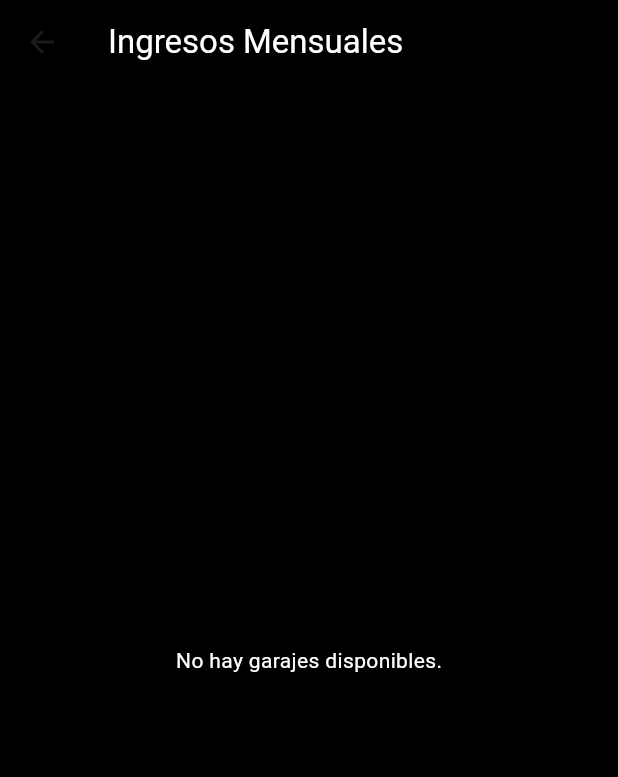
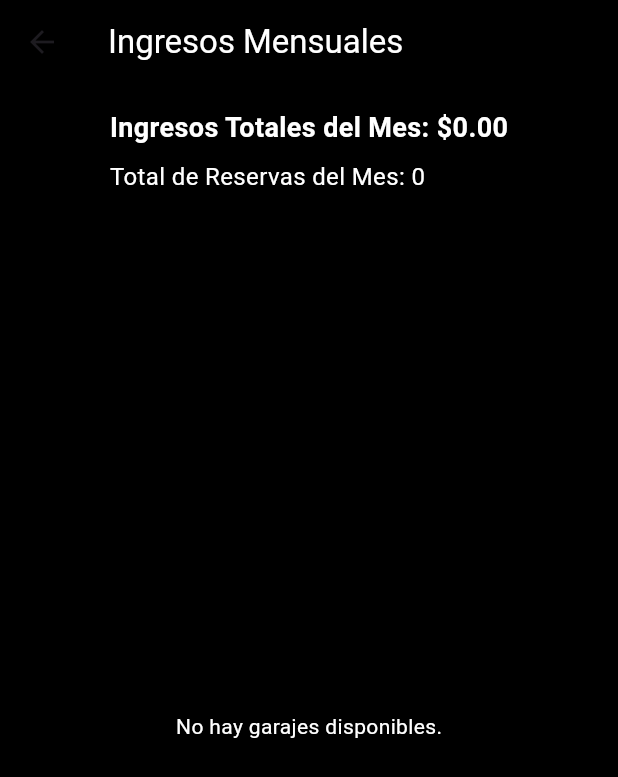
Before and after one commit to nitoxxic/e-garage-proveedor, a Flutter app: the Ingresos screen opened directly, on a phone screen of 412 x 824 dp. Shown: the top 777 px of the screen. Run offline on Flutter 3.47's test engine with Material 3 defaults, Android fonts, the phone set to English and light mode, and no system bars; our stand-ins replace bloc, cloud_firestore, equatable, firebase_auth, firebase_core, firebase_messaging and 10 more; accounts and stored records are empty.

Commit message:
Agregado total mensual en ingresos

```diff
--- a/lib/screens/ingresos.dart
+++ b/lib/screens/ingresos.dart
@@ -8,14 +8,14 @@ import 'package:flutter_riverpod/flutter_riverpod.dart';
 class Ingresos extends ConsumerWidget {
   Ingresos({super.key});
 
-
   final FirebaseFirestore _db = FirebaseFirestore.instance;
 
-  // Método para obtener los garages
   Stream<List<Garage>> _getGarages(String id) {
-  return _db.collection('garages')
+    return _db
+        .collection('garages')
         .where('idAdmin', isEqualTo: id)
-  .snapshots().map((querySnapshot) {
+        .snapshots()
+        .map((querySnapshot) {
       return querySnapshot.docs.map((doc) {
         var data = doc.data();
         return Garage(
@@ -26,15 +26,48 @@ class Ingresos extends ConsumerWidget {
             latitude: data['latitude'] ?? 0.0,
             longitude: data['longitude'] ?? 0.0,
             imageUrl: data['imageUrl'] ?? 'imagen no disponible',
-        idAdmin: data['idAmin'] ?? 'Garage sin relacion'
-      );
+            idAdmin: data['idAmin'] ?? 'Garage sin relacion');
       }).toList();
     });
+  }
+
+  Future<Map<String, dynamic>> _calcularIngresosTotales(String adminId) async {
+    DateTime now = DateTime.now();
+    DateTime startOfMonth = DateTime(now.year, now.month, 1);
+    DateTime endOfMonth =
+        DateTime(now.year, now.month + 1, 1).subtract(const Duration(days: 1));
+
+    double ingresosTotales = 0.0;
+    int totalReservas = 0;
+
+    QuerySnapshot garagesSnapshot = await _db
+        .collection('garages')
+        .where('idAdmin', isEqualTo: adminId)
+        .get();
+
+    for (var garageDoc in garagesSnapshot.docs) {
+      String garageId = garageDoc['id'];
+
+      QuerySnapshot reservasSnapshot = await _db
+          .collection('Reservas')
+          .where('garajeId', isEqualTo: garageId)
+          .where('fechaHoraInicio', isGreaterThanOrEqualTo: startOfMonth)
+          .where('fechaHoraInicio', isLessThanOrEqualTo: endOfMonth)
+          .get();
+
+      for (var reservaDoc in reservasSnapshot.docs) {
+        ingresosTotales += reservaDoc['monto'] ?? 0.0;
+        totalReservas++;
+      }
+    }
+
+    return {'ingresosTotales': ingresosTotales, 'totalReservas': totalReservas};
   }
 
   @override
   Widget build(BuildContext context, WidgetRef ref) {
     final userProvider = ref.watch(usuarioProvider);
+
     return Scaffold(
       backgroundColor: Colors.black,
       appBar: AppBar(
@@ -45,11 +78,66 @@ class Ingresos extends ConsumerWidget {
         ),
         elevation: 0,
       ),
-      body: StreamBuilder<List<Garage>>(
+      body: Column(
+        children: [
+          FutureBuilder<Map<String, dynamic>>(
+            future: _calcularIngresosTotales(userProvider.id),
+            builder: (context, snapshot) {
+              if (snapshot.connectionState == ConnectionState.waiting) {
+                return const Padding(
+                  padding: EdgeInsets.all(16.0),
+                  child: Center(
+                    child: CircularProgressIndicator(color: Colors.white),
+                  ),
+                );
+              }
+
+              if (snapshot.hasError) {
+                return Padding(
+                  padding: const EdgeInsets.all(16.0),
+                  child: Text(
+                    'Error al calcular ingresos: ${snapshot.error}',
+                    style: const TextStyle(color: Colors.red),
+                  ),
+                );
+              }
+
+              double ingresosTotales = snapshot.data?['ingresosTotales'] ?? 0.0;
+              int totalReservas = snapshot.data?['totalReservas'] ?? 0;
+
+              return Padding(
+                padding: const EdgeInsets.all(16.0),
+                child: Column(
+                  crossAxisAlignment: CrossAxisAlignment.start,
+                  children: [
+                    Text(
+                      'Ingresos Totales del Mes: \$${ingresosTotales.toStringAsFixed(2)}',
+                      style: const TextStyle(
+                        color: Colors.white,
+                        fontSize: 18,
+                        fontWeight: FontWeight.bold,
+                      ),
+                    ),
+                    const SizedBox(height: 8),
+                    Text(
+                      'Total de Reservas del Mes: $totalReservas',
+                      style: const TextStyle(
+                        color: Colors.white,
+                        fontSize: 16,
+                      ),
+                    ),
+                  ],
+                ),
+              );
+            },
+          ),
+          Expanded(
+            child: StreamBuilder<List<Garage>>(
               stream: _getGarages(userProvider.id),
               builder: (context, snapshot) {
                 if (snapshot.connectionState == ConnectionState.waiting) {
-            return const Center(child: CircularProgressIndicator(color: Colors.white));
+                  return const Center(
+                      child: CircularProgressIndicator(color: Colors.white));
                 }
 
                 if (snapshot.hasError) {
@@ -77,17 +165,20 @@ class Ingresos extends ConsumerWidget {
                   itemBuilder: (context, index) {
                     return Card(
                       color: Colors.grey[900],
-                margin: const EdgeInsets.symmetric(vertical: 8, horizontal: 16),
+                      margin: const EdgeInsets.symmetric(
+                          vertical: 8, horizontal: 16),
                       child: ListTile(
                         title: Text(
                           garages[index].nombre,
-                    style: const TextStyle(color: Colors.white, fontWeight: FontWeight.bold),
+                          style: const TextStyle(
+                              color: Colors.white, fontWeight: FontWeight.bold),
                         ),
                         onTap: () {
                           Navigator.push(
                             context,
                             MaterialPageRoute(
-                        builder: (context) => IngresosGarage(garage: garages[index]),
+                              builder: (context) =>
+                                  IngresosGarage(garage: garages[index]),
                             ),
                           );
                         },
@@ -97,6 +188,9 @@ class Ingresos extends ConsumerWidget {
                 );
               },
             ),
+          ),
+        ],
+      ),
     );
   }
 }
```
Lines whose indentation alone changed are shown as unchanged.
